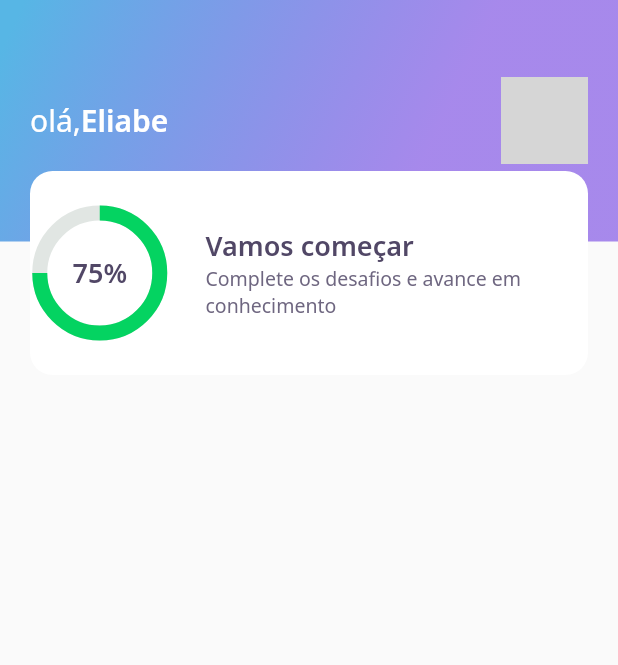
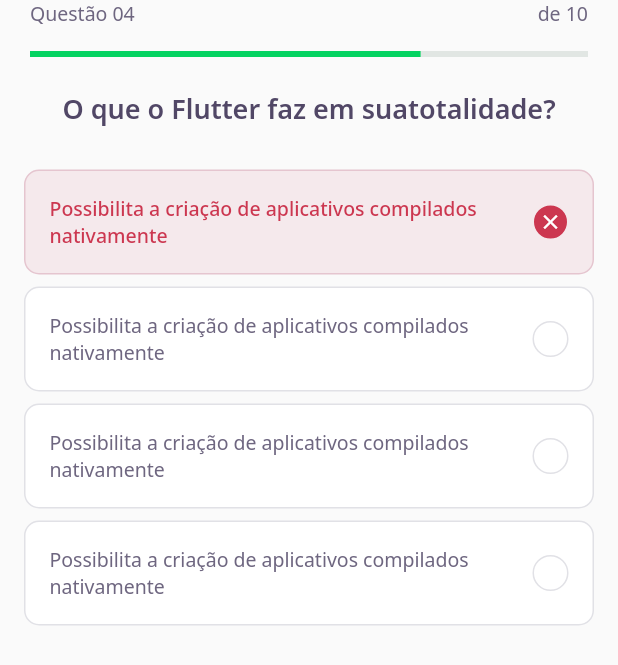
Before and after one commit to eliabevces/DEVQUIZ, a Flutter app: the screen it shows after launch, on a phone screen of 412 x 824 dp. Shown: the top 665 px of the screen. Run offline on Flutter 3.47's test engine with Material 2 defaults, Android fonts, the phone set to English and light mode, and no system bars; our stand-ins replace google_fonts; grey boxes are pictures that could not be loaded.

Commit message:
day 2 NLW

```diff
--- /dev/null
+++ b/lib/challenge/challenge_page.dart
@@ -0,0 +1,24 @@
+import 'package:DevQuiz/challenge/widgets/question_indicator/question_indicator_widget.dart';
+import 'package:DevQuiz/challenge/widgets/quiz/quiz_widget.dart';
+import 'package:flutter/material.dart';
+
+class ChallengePage extends StatefulWidget {
+  @override
+  _ChallengePageState createState() => _ChallengePageState();
+}
+
+class _ChallengePageState extends State<ChallengePage> {
+  @override
+  Widget build(BuildContext context) {
+    return Scaffold(
+      appBar: PreferredSize(
+        preferredSize: Size.fromHeight(60),
+        child: SafeArea(
+          top: true,
+          child: QuestionIndicatorWidget(),
+        ),
+      ),
+      body: QuizWidget(title: "O que o Flutter faz em suatotalidade?"),
+    );
+  }
+}
--- /dev/null
+++ b/lib/challenge/widgets/answer/answer_widget.dart
@@ -0,0 +1,79 @@
+import 'package:DevQuiz/core/app_colors.dart';
+import 'package:DevQuiz/core/app_text_styles.dart';
+import 'package:flutter/material.dart';
+
+class AnswerWidget extends StatelessWidget {
+  final String title;
+  final bool isRight;
+  final bool isSelected;
+
+  const AnswerWidget({
+    Key? key,
+    required this.title,
+    this.isRight = false,
+    this.isSelected = false,
+  }) : super(key: key);
+
+  Color get _selectedColorRight =>
+      isRight ? AppColors.darkGreen : AppColors.darkRed;
+
+  Color get _selectedBorderRight =>
+      isRight ? AppColors.lightGreen : AppColors.lightRed;
+
+  Color get _selectedColorCardRight =>
+      isRight ? AppColors.lightGreen : AppColors.lightRed;
+
+  Color get _selectedBorderCardRight =>
+      isRight ? AppColors.green : AppColors.red;
+
+  TextStyle get _selectedTextStyleRight =>
+      isRight ? AppTextStyles.bodyDarkGreen : AppTextStyles.bodyDarkRed;
+
+  IconData get _selectedIconRight => isRight ? Icons.check : Icons.close;
+
+  @override
+  Widget build(BuildContext context) {
+    return Padding(
+      padding: const EdgeInsets.symmetric(horizontal: 16, vertical: 4),
+      child: Container(
+        padding: EdgeInsets.all(16),
+        decoration: BoxDecoration(
+            color: isSelected ? _selectedColorCardRight : AppColors.white,
+            borderRadius: BorderRadius.circular(10),
+            border: Border.fromBorderSide(BorderSide(
+              color: isSelected ? _selectedBorderCardRight : AppColors.border,
+            ))),
+        child: Row(
+          mainAxisAlignment: MainAxisAlignment.spaceBetween,
+          children: [
+            Expanded(
+              child: Text(
+                title,
+                style:
+                    isSelected ? _selectedTextStyleRight : AppTextStyles.body,
+              ),
+            ),
+            Container(
+              width: 24,
+              height: 24,
+              decoration: BoxDecoration(
+                color: isSelected ? _selectedColorRight : AppColors.white,
+                borderRadius: BorderRadius.circular(500),
+                border: Border.fromBorderSide(BorderSide(
+                  color: isSelected ? _selectedBorderRight : AppColors.border,
+                )),
+              ),
+              child: isSelected
+                  ? Icon(
+                      _selectedIconRight,
+                      size: 16,
+                      color: Colors.white,
+                    )
+                  : null,
+            )
+          ],
+        ),
+      ),
+    );
+  }
+}
--- /dev/null
+++ b/lib/challenge/widgets/question_indicator/question_indicator_widget.dart
@@ -0,0 +1,35 @@
+import 'package:DevQuiz/core/app_text_styles.dart';
+import 'package:DevQuiz/shared/widgets/progress_indicator/progress_indicator_widget.dart';
+import 'package:flutter/material.dart';
+
+class QuestionIndicatorWidget extends StatelessWidget {
+  @override
+  Widget build(BuildContext context) {
+    return Container(
+      child: Padding(
+        padding: const EdgeInsets.symmetric(horizontal: 20),
+        child: Column(
+          children: [
+            Row(
+              mainAxisAlignment: MainAxisAlignment.spaceBetween,
+              children: [
+                Text(
+                  "Questão 04",
+                  style: AppTextStyles.body,
+                ),
+                Text(
+                  "de 10",
+                  style: AppTextStyles.body,
+                ),
+              ],
+            ),
+            SizedBox(
+              height: 16,
+            ),
+            ProgressIndicatorWidget(value: 0.7)
+          ],
+        ),
+      ),
+    );
+  }
+}
--- /dev/null
+++ b/lib/challenge/widgets/quiz/quiz_widget.dart
@@ -0,0 +1,40 @@
+import 'package:DevQuiz/challenge/widgets/answer/answer_widget.dart';
+import 'package:DevQuiz/core/app_text_styles.dart';
+import 'package:flutter/material.dart';
+
+class QuizWidget extends StatelessWidget {
+  final String title;
+
+  const QuizWidget({Key? key, required this.title}) : super(key: key);
+
+  @override
+  Widget build(BuildContext context) {
+    return Container(
+      child: Column(
+        children: [
+          Text(
+            title,
+            style: AppTextStyles.heading,
+          ),
+          SizedBox(
+            height: 24,
+          ),
+          AnswerWidget(
+              isRight: false,
+              isSelected: true,
+              title:
+                  "Possibilita a criação de aplicativos compilados nativamente"),
+          AnswerWidget(
+              title:
+                  "Possibilita a criação de aplicativos compilados nativamente"),
+          AnswerWidget(
+              title:
+                  "Possibilita a criação de aplicativos compilados nativamente"),
+          AnswerWidget(
+              title:
+                  "Possibilita a criação de aplicativos compilados nativamente"),
+        ],
+      ),
+    );
+  }
+}
--- a/lib/core/app_widget.dart
+++ b/lib/core/app_widget.dart
@@ -1,3 +1,4 @@
+import 'package:DevQuiz/challenge/challenge_page.dart';
 import 'package:DevQuiz/home/home_page.dart';
 import 'package:flutter/material.dart';
 
@@ -6,7 +7,7 @@ class AppWidget extends StatelessWidget {
   Widget build(BuildContext context) {
     return MaterialApp(
       title: "DevQuiz",
-      home: HomePage(),
+      home: ChallengePage(),
     );
   }
 }
--- a/lib/home/widgets/appbar/app_bar_widget.dart
+++ b/lib/home/widgets/appbar/app_bar_widget.dart
@@ -20,7 +20,7 @@ class AppBarWidget extends PreferredSize {
                       mainAxisAlignment: MainAxisAlignment.spaceBetween,
                       children: [
                         Text.rich(TextSpan(
-                            text: "olá,",
+                            text: "Olá,",
                             style: AppTextStyles.title,
                             children: [
                               TextSpan(
--- a/lib/home/widgets/score_card/score_card_widget.dart
+++ b/lib/home/widgets/score_card/score_card_widget.dart
@@ -14,6 +14,8 @@ class ScoreCardWidget extends StatelessWidget {
         height: 136,
         decoration: BoxDecoration(
             color: AppColors.white, borderRadius: BorderRadius.circular(15)),
+        child: Padding(
+          padding: const EdgeInsets.symmetric(horizontal: 24),
           child: Row(
             crossAxisAlignment: CrossAxisAlignment.center,
             children: [
@@ -41,6 +43,7 @@ class ScoreCardWidget extends StatelessWidget {
             ],
           ),
         ),
+      ),
     );
   }
 }
--- /dev/null
+++ b/lib/shared/widgets/progress_indicator/progress_indicator_widget.dart
@@ -0,0 +1,17 @@
+import 'package:DevQuiz/core/core.dart';
+import 'package:flutter/material.dart';
+
+class ProgressIndicatorWidget extends StatelessWidget {
+  final double value;
+
+  const ProgressIndicatorWidget({Key? key, required this.value})
+      : super(key: key);
+  @override
+  Widget build(BuildContext context) {
+    return LinearProgressIndicator(
+      value: value,
+      backgroundColor: AppColors.chartSecondary,
+      valueColor: AlwaysStoppedAnimation<Color>(AppColors.chartPrimary),
+    );
+  }
+}
```
Also changed, not shown: lib/home/home_page.dart (+45 -2 lines), lib/home/widgets/level_button/level_button_widget.dart (added, +53 -0 lines), lib/home/widgets/quiz_card/quiz_card_widget.dart (added, +54 -0 lines). Lines whose indentation alone changed are shown as unchanged.
